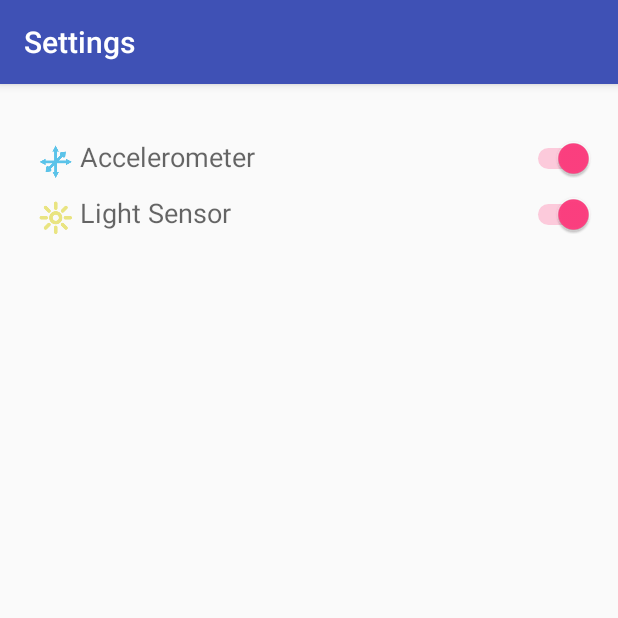
After one commit to giannis1115/Sensor_App, an Android app: the SettingsActivity screen opened directly, with no data from a screen before it, on a phone screen of 412 x 824 dp, the top half of it. The commit adds this screen. Run offline under Robolectric (Android 15) with nearby library versions, the phone set to English and light mode, and no system bars.

Commit message:
Switches added

```diff
--- /dev/null
+++ b/app/src/main/java/com/apps/mj/sensor_app/SettingsActivity.java
@@ -0,0 +1,50 @@
+package com.apps.mj.sensor_app;
+
+import android.os.Bundle;
+import android.support.v7.app.AppCompatActivity;
+import android.widget.Switch;
+
+import android.widget.CompoundButton;
+import android.widget.TextView;
+
+public class SettingsActivity extends AppCompatActivity {
+
+    Switch accSwitch ;
+    Switch ligSwitch ;
+
+    @Override
+    protected void onCreate(Bundle savedInstanceState) {
+        super.onCreate(savedInstanceState);
+        setContentView(R.layout.settings);
+        accSwitch = (Switch) findViewById(R.id.accSwitch_id);
+        ligSwitch = (Switch) findViewById(R.id.ligSwitch_id);
+
+        //set switches to ON
+        accSwitch.setChecked(true);
+        ligSwitch.setChecked(true);
+
+
+
+
+        //attach a listener to check for changes in state
+        accSwitch.setOnCheckedChangeListener(new CompoundButton.OnCheckedChangeListener() {
+
+            @Override
+            public void onCheckedChanged(CompoundButton buttonView, boolean isChecked) {
+
+                if(isChecked){
+                    SensorApp sensorApp = new SensorApp();
+                    sensorApp.accelerometer();
+                }else{
+                    SensorApp sensorApp = new SensorApp();
+                    sensorApp.accelerometer();                }
+            }
+        });
+    }
+
+    @Override
+    protected void onResume(){
+        super.onResume();
+    }
+
+}
--- a/app/src/main/res/layout/activity_sensor_app.xml
+++ b/app/src/main/res/layout/activity_sensor_app.xml
@@ -23,7 +23,7 @@
             android:textSize="25dp"
             android:textColor="#0000ff"
             android:layout_weight="1"
-            android:text="Accelometer!"
+            android:text="Accelerometer!"
             />
 
         <TextView
--- /dev/null
+++ b/app/src/main/res/layout/settings.xml
@@ -0,0 +1,56 @@
+<?xml version="1.0" encoding="utf-8"?>
+<RelativeLayout xmlns:android="http://schemas.android.com/apk/res/android"
+    xmlns:tools="http://schemas.android.com/tools"
+    android:id="@+id/settings"
+    android:layout_width="match_parent"
+    android:layout_height="match_parent"
+    android:paddingBottom="@dimen/activity_vertical_margin"
+    android:paddingLeft="@dimen/activity_horizontal_margin"
+    android:paddingRight="@dimen/activity_horizontal_margin"
+    android:paddingTop="@dimen/activity_vertical_margin"
+    tools:context="com.apps.mj.sensor_app.SettingsActivity">
+
+
+    <Switch
+        android:id="@+id/accSwitch_id"
+        android:layout_width="wrap_content"
+        android:layout_height="wrap_content"
+        android:layout_alignParentTop="true"
+        android:layout_alignParentRight="true"
+        android:layout_marginTop="20dp"
+        />
+
+    <TextView
+        android:id="@+id/ligText"
+        android:text="Light Sensor"
+        android:drawableLeft="@drawable/light"
+        android:layout_width="wrap_content"
+        android:layout_height="wrap_content"
+        android:layout_alignParentLeft="true"
+        android:layout_below="@+id/accText"
+        android:layout_margin="5dp"
+        android:textAppearance="?android:attr/textAppearanceMedium"
+        />
+
+    <Switch
+        android:id="@+id/ligSwitch_id"
+        android:layout_width="wrap_content"
+        android:layout_height="wrap_content"
+        android:layout_alignBaseline="@+id/ligText"
+        android:layout_alignBottom="@+id/ligText"
+        android:layout_alignParentRight="true"
+        android:layout_alignParentEnd="true" />
+
+    <TextView
+        android:id="@+id/accText"
+        android:text="Accelerometer"
+        android:drawableLeft="@drawable/accelerometer"
+        android:layout_width="wrap_content"
+        android:layout_height="wrap_content"
+        android:textAppearance="?android:attr/textAppearanceMedium"
+        android:layout_alignTop="@+id/accSwitch_id"
+        android:layout_alignLeft="@+id/ligText"
+        android:layout_alignStart="@+id/ligText" />
+
+
+</RelativeLayout>
--- a/app/src/main/res/values/strings.xml
+++ b/app/src/main/res/values/strings.xml
@@ -1,3 +1,4 @@
 <resources>
     <string name="app_name">Sensor_App</string>
+    <string name="settings">Settings</string>
 </resources>
```
Also changed, not shown: app/src/main/AndroidManifest.xml (+8 -2 lines), app/src/main/java/com/apps/mj/sensor_app/SensorApp.java (+5 -3 lines), app/src/main/res/menu/menu_main.xml (+8 -0 lines), app/src/main/res/drawable-hdpi/settings.png (added), app/src/main/res/drawable-mdpi/settings.png (added), app/src/main/res/drawable-xhdpi/settings.png (added), app/src/main/res/drawable-xxhdpi/settings.png (added).
